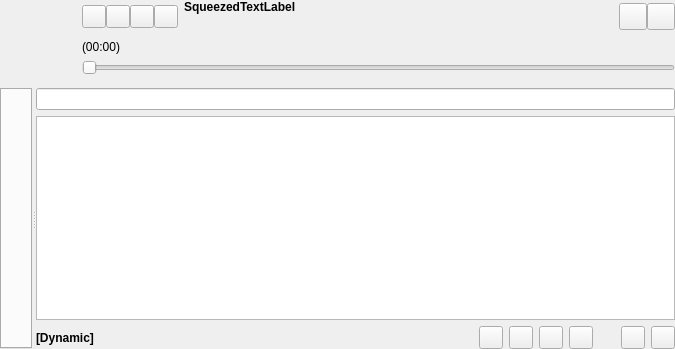
Above: gui/mainwindow.ui from polpo/cantata-mac before the change. Below: the same form after it.
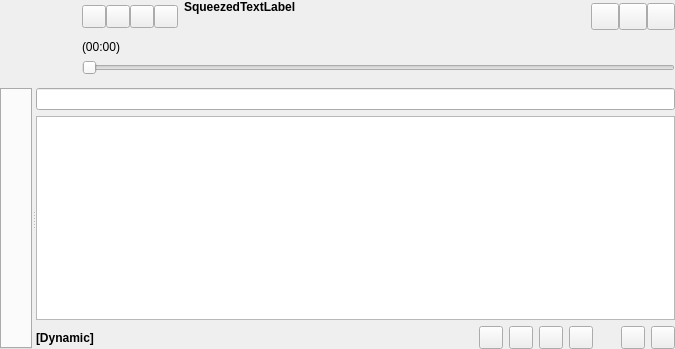
That is the form after the change. Custom widgets are drawn as their Qt base class.

The edit to the form file:
```diff
--- a/gui/mainwindow.ui
+++ b/gui/mainwindow.ui
@@ -95,6 +95,16 @@
      <property name="spacing">
       <number>0</number>
      </property>
+     <item>
+      <widget class="QToolButton" name="streamButton">
+       <property name="iconSize">
+        <size>
+         <width>20</width>
+         <height>20</height>
+        </size>
+       </property>
+      </widget>
+     </item>
      <item>
       <widget class="QToolButton" name="volumeButton">
        <property name="iconSize">
```
